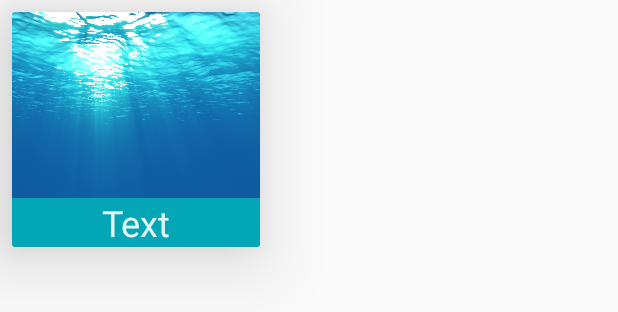
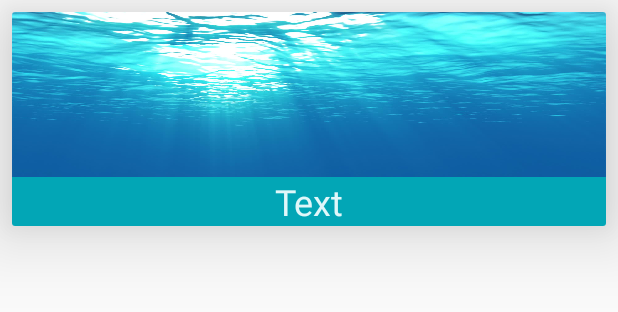
Before and after one commit to Takari17/SleepLock, an Android app: the layout recycler_view_layout.xml on its own in the app's theme, with its tools: preview values and no code run, on a phone screen of 412 x 824 dp. Shown: the top 312 px of the screen. Run offline under Robolectric (Android 15) with nearby library versions, the phone set to English and light mode, and no system bars.

Commit message:
Fix recycler view spacing not scaling on larger devices
I had a misconception on the way the GridLayoutManager handles
spacing it's items but I got it all cleared up thanks to u/GabrielForth
from the r/androidDev sub reddit!

```diff
--- a/app/src/main/res/layout/recycler_view_layout.xml
+++ b/app/src/main/res/layout/recycler_view_layout.xml
@@ -4,30 +4,31 @@
         xmlns:android="http://schemas.android.com/apk/res/android"
         xmlns:app="http://schemas.android.com/apk/res-auto"
         xmlns:tools="http://schemas.android.com/tools"
-        android:layout_width="wrap_content"
+        android:layout_width="match_parent"
         android:layout_height="wrap_content"
         android:layout_marginStart="8dp"
         android:layout_marginTop="8dp"
-        android:layout_marginLeft="8dp" app:cardElevation="30dp">
+        android:layout_marginEnd="8dp"
+        app:cardElevation="30dp">
 
     <androidx.constraintlayout.widget.ConstraintLayout
             android:layout_width="match_parent"
-            android:layout_height="match_parent"
-            android:clickable="false"
-            android:focusable="false"
+            android:layout_height="wrap_content"
             android:foreground="?android:attr/selectableItemBackground">
+
 
         <ImageView
 
                 android:id="@+id/itemPic"
-                android:layout_width="165dp"
-                android:layout_height="124dp"
+                android:layout_width="0dp"
+                android:layout_height="0dp"
                 android:scaleType="fitXY"
-                app:layout_constraintEnd_toEndOf="parent"
-                app:layout_constraintHorizontal_bias="1.0"
                 app:layout_constraintStart_toStartOf="parent"
                 app:layout_constraintTop_toTopOf="parent"
-                tools:srcCompat="@drawable/underwater"/>
+                tools:srcCompat="@drawable/underwater"
+                app:layout_constraintBottom_toTopOf="@+id/guideline4"
+                app:layout_constraintVertical_bias="0.078"
+                app:layout_constraintEnd_toEndOf="parent"/>
 
         <TextView
                 android:id="@+id/itemText"
@@ -38,10 +39,17 @@
                 android:gravity="center"
                 android:text="Text"
                 android:textSize="24sp"
-                app:layout_constraintBottom_toBottomOf="parent"
                 app:layout_constraintEnd_toEndOf="@+id/itemPic"
                 app:layout_constraintStart_toStartOf="@+id/itemPic"
                 app:layout_constraintTop_toBottomOf="@+id/itemPic"
-                app:layout_constraintVertical_bias="1.0"/>
+                app:layout_constraintHorizontal_bias="0.0" app:layout_constraintVertical_bias="0.0"
+                app:layout_constraintBottom_toTopOf="@+id/guideline4"/>
+
+        <androidx.constraintlayout.widget.Guideline
+                android:layout_width="wrap_content"
+                android:layout_height="wrap_content" android:id="@+id/guideline4"
+                android:orientation="horizontal"
+                app:layout_constraintGuide_begin="126dp"/>
     </androidx.constraintlayout.widget.ConstraintLayout>
+
 </androidx.cardview.widget.CardView>
```
